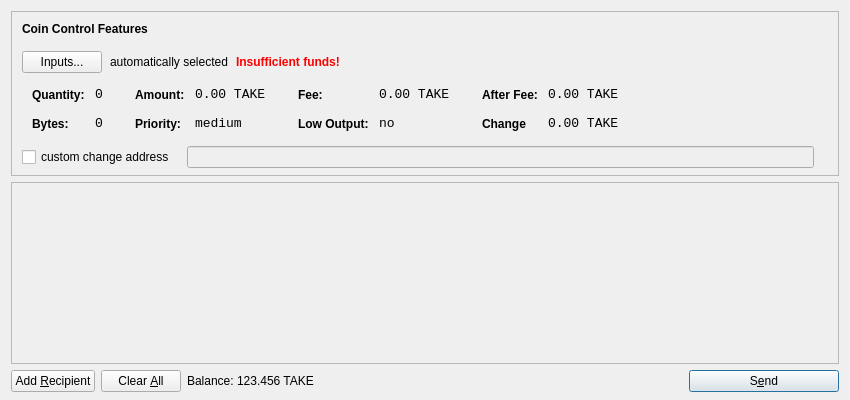
catchup7/take1, file src/qt/forms/sendcoinsdialog.ui: the form before one commit.
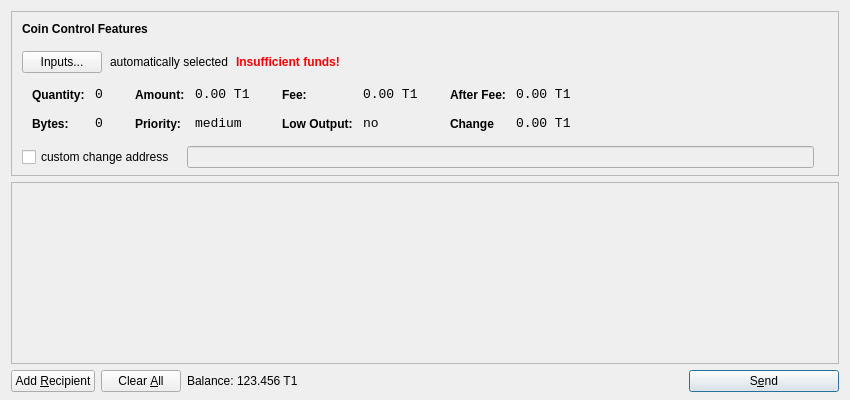
The form after the commit. Icons and pictures are not drawn.

Patch:
```diff
--- a/src/qt/forms/sendcoinsdialog.ui
+++ b/src/qt/forms/sendcoinsdialog.ui
@@ -333,7 +333,7 @@
                   <enum>Qt::ActionsContextMenu</enum>
                  </property>
                  <property name="text">
-                  <string>0.00 TAKE</string>
+                  <string>0.00 T1</string>
                  </property>
                  <property name="textInteractionFlags">
                   <set>Qt::LinksAccessibleByMouse|Qt::TextSelectableByKeyboard|Qt::TextSelectableByMouse</set>
@@ -419,7 +419,7 @@
                   <enum>Qt::ActionsContextMenu</enum>
                  </property>
                  <property name="text">
-                  <string>0.00 TAKE</string>
+                  <string>0.00 T1</string>
                  </property>
                  <property name="textInteractionFlags">
                   <set>Qt::LinksAccessibleByMouse|Qt::TextSelectableByKeyboard|Qt::TextSelectableByMouse</set>
@@ -505,7 +505,7 @@
                   <enum>Qt::ActionsContextMenu</enum>
                  </property>
                  <property name="text">
-                  <string>0.00 TAKE</string>
+                  <string>0.00 T1</string>
                  </property>
                  <property name="textInteractionFlags">
                   <set>Qt::LinksAccessibleByMouse|Qt::TextSelectableByKeyboard|Qt::TextSelectableByMouse</set>
@@ -537,7 +537,7 @@
                   <enum>Qt::ActionsContextMenu</enum>
                  </property>
                  <property name="text">
-                  <string>0.00 TAKE</string>
+                  <string>0.00 T1</string>
                  </property>
                  <property name="textInteractionFlags">
                   <set>Qt::LinksAccessibleByMouse|Qt::TextSelectableByKeyboard|Qt::TextSelectableByMouse</set>
@@ -753,7 +753,7 @@
           <cursorShape>IBeamCursor</cursorShape>
          </property>
          <property name="text">
-          <string>123.456 TAKE</string>
+          <string>123.456 T1</string>
          </property>
          <property name="textInteractionFlags">
           <set>Qt::LinksAccessibleByMouse|Qt::TextSelectableByKeyboard|Qt::TextSelectableByMouse</set>
```
